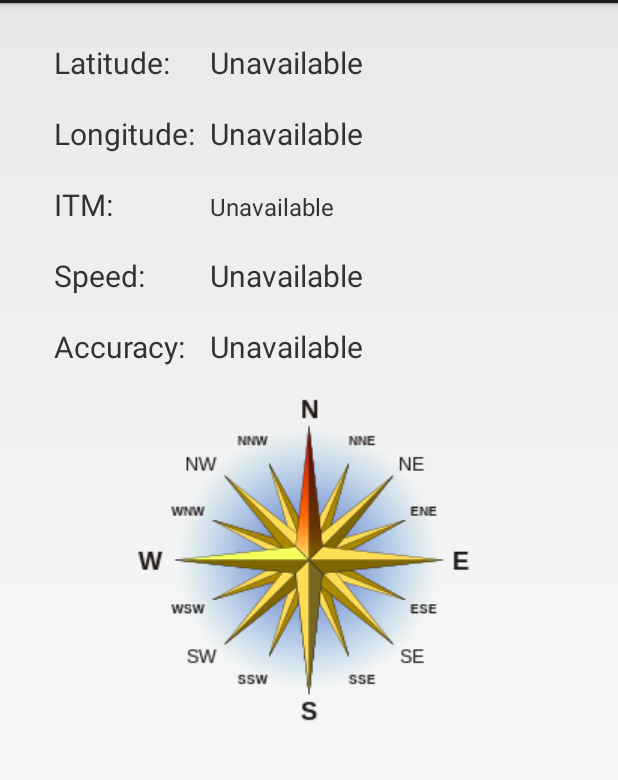
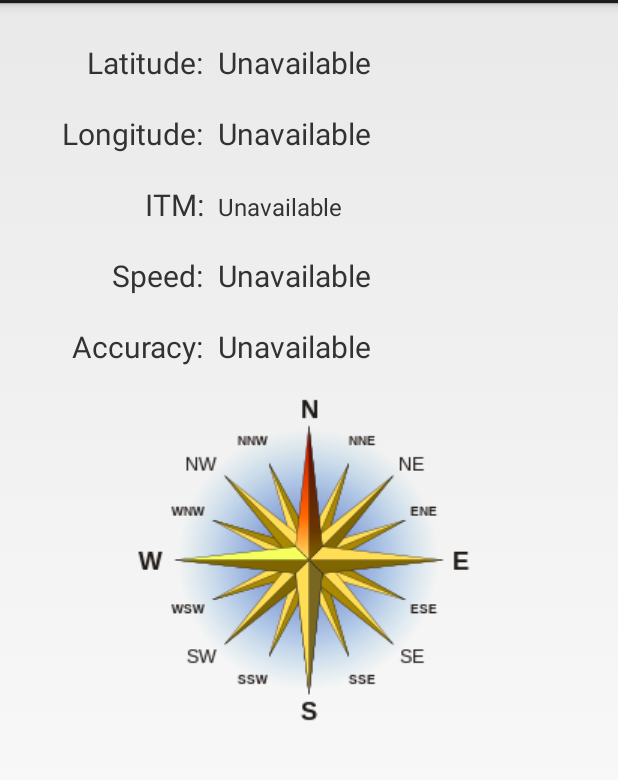
Before and after one commit to ashahar/IsraelGrid, an Android app: the screen it shows after launch (GPSItmActivity), on a phone screen of 412 x 824 dp, the part 69-849 px from its top. Run offline under Robolectric (Android 15) with nearby library versions, the phone set to English and light mode, and no system bars.

Commit message:
minor UI fixes

```diff
--- a/app/src/main/java/com/example/teamb/israelgrid/GPSItmActivity.java
+++ b/app/src/main/java/com/example/teamb/israelgrid/GPSItmActivity.java
@@ -112,11 +112,11 @@ public class GPSItmActivity extends Activity {
     }
 
     private void resetFields() {
-        mTextViewLatitude.setText(R.string.location_unavailable);
-        mTextViewLongitude.setText(R.string.location_unavailable);
-        mTextViewSpeed.setText(R.string.location_unavailable);
-        mTextViewITM.setText(R.string.location_unavailable);
-        mTextViewAccuracy.setText(R.string.location_unavailable);
+        mTextViewLatitude.setText(R.string.unavailable);
+        mTextViewLongitude.setText(R.string.unavailable);
+        mTextViewSpeed.setText(R.string.unavailable);
+        mTextViewITM.setText(R.string.unavailable);
+        mTextViewAccuracy.setText(R.string.unavailable);
         rotateImage(0);
     }
 
@@ -132,14 +132,14 @@ public class GPSItmActivity extends Activity {
         mTextViewITM.setText(itm[1] + "N " + itm[0]+ "E");
 
         if (location.hasAccuracy()) {
-            mTextViewAccuracy.setText(String.format("%.2fm", location.getAccuracy()));
+            mTextViewAccuracy.setText(String.format("%.2f", location.getAccuracy()));
         } else {
-            mTextViewAccuracy.setText(R.string.location_unavailable);
+            mTextViewAccuracy.setText(R.string.unavailable);
         }
 
-        String speed = getResources().getText(R.string.location_unavailable).toString();
+        String speed = getResources().getText(R.string.unavailable).toString();
         if (location.hasSpeed()) {
-            speed = String.format("%dkm/h",Math.round(location.getSpeed()*3.6));
+            speed = "" + Math.round(location.getSpeed()*3.6);
         }
 
         if (location.hasBearing()) {
--- a/app/src/main/java/com/example/teamb/israelgrid/GeoUtils.java
+++ b/app/src/main/java/com/example/teamb/israelgrid/GeoUtils.java
@@ -47,7 +47,7 @@ public class GeoUtils {
         double K2 = k0*nu*T0*T1/2;
         double K3 = k0*((nu*T0*T1*T2)/24)*(5-T3+9*e1sq*T2+4*e1sq*e1sq*T2*T2);
         double K4 = k0*nu*T1;
-        double K5 = k0*T1*T2*(nu/6)*(1-T3+e1sq*T2);
+        double K5 = k0*((nu*T1*T2)/6)*(1-T3+e1sq*T2);
 
         // Easting
         out[0] = Math.round(K4*P+K5*P*P*P + 219529.58);
--- a/app/src/main/res/layout/activity_goeitm.xml
+++ b/app/src/main/res/layout/activity_goeitm.xml
@@ -30,6 +30,9 @@
                     android:layout_marginLeft="10dip"
                     android:text="Latitude: "
                     android:textSize="20dip"
+                    android:gravity="right"
+                    android:paddingRight="5sp"
+                    android:paddingLeft="5sp"
                     />
                 <TextView
                     android:id="@+id/TextView_Latitude"
@@ -49,9 +52,11 @@
                     android:layout_width="wrap_content"
                     android:layout_height="wrap_content"
                     android:layout_marginLeft="10dip"
-                    android:layout_marginRight="5dip"
                     android:text="Longitude: "
                     android:textSize="20dip"
+                    android:gravity="right"
+                    android:paddingRight="5sp"
+                    android:paddingLeft="5sp"
                     />
                 <TextView
                     android:id="@+id/TextView_Longitude"
@@ -71,9 +76,11 @@
                     android:layout_width="wrap_content"
                     android:layout_height="wrap_content"
                     android:layout_marginLeft="10dip"
-                    android:layout_marginRight="5dip"
                     android:text="ITM: "
                     android:textSize="20dip"
+                    android:gravity="right"
+                    android:paddingRight="5sp"
+                    android:paddingLeft="5sp"
                     />
                 <TextView
                     android:id="@+id/TextView_ITM"
@@ -93,9 +100,11 @@
                     android:layout_width="wrap_content"
                     android:layout_height="wrap_content"
                     android:layout_marginLeft="10dip"
-                    android:layout_marginRight="5dip"
                     android:text="Speed: "
                     android:textSize="20dip"
+                    android:gravity="right"
+                    android:paddingRight="5sp"
+                    android:paddingLeft="5sp"
                     />
                 <TextView
                     android:id="@+id/TextView_Speed"
@@ -115,9 +124,11 @@
                     android:layout_width="wrap_content"
                     android:layout_height="wrap_content"
                     android:layout_marginLeft="10dip"
-                    android:layout_marginRight="5dip"
                     android:text="Accuracy: "
                     android:textSize="20dip"
+                    android:gravity="right"
+                    android:paddingRight="5sp"
+                    android:paddingLeft="5sp"
                     />
                 <TextView
                     android:id="@+id/TextView_Accuracy"
--- a/app/src/main/res/values/strings.xml
+++ b/app/src/main/res/values/strings.xml
@@ -2,8 +2,7 @@
 <resources>
 
     <string name="app_name">IsraelGrid</string>
-    <string name="hello_world">Hello world!</string>
     <string name="action_settings">Settings</string>
-    <string name="location_unavailable">Unavailable</string>
+    <string name="unavailable">Unavailable</string>
 
 </resources>
```
